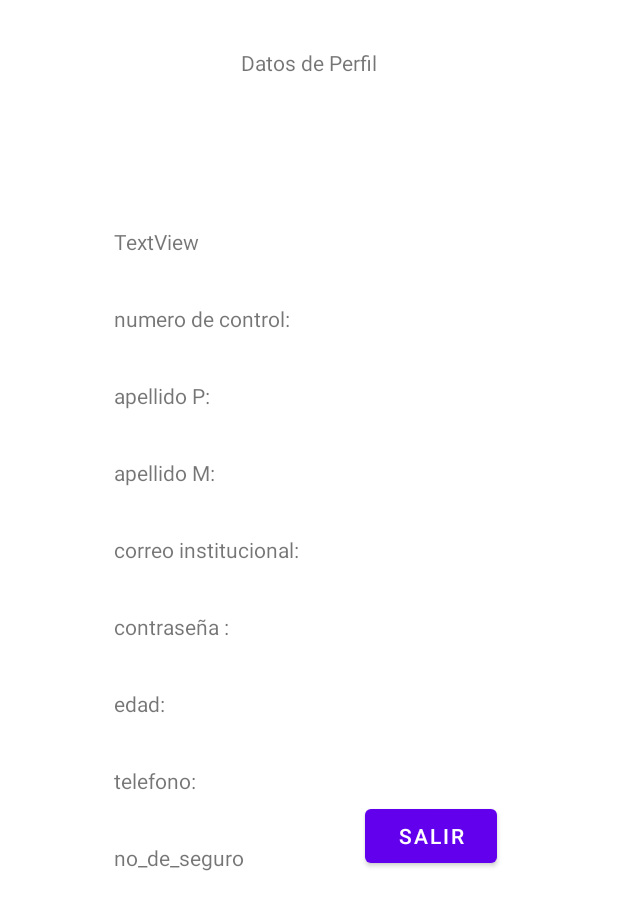
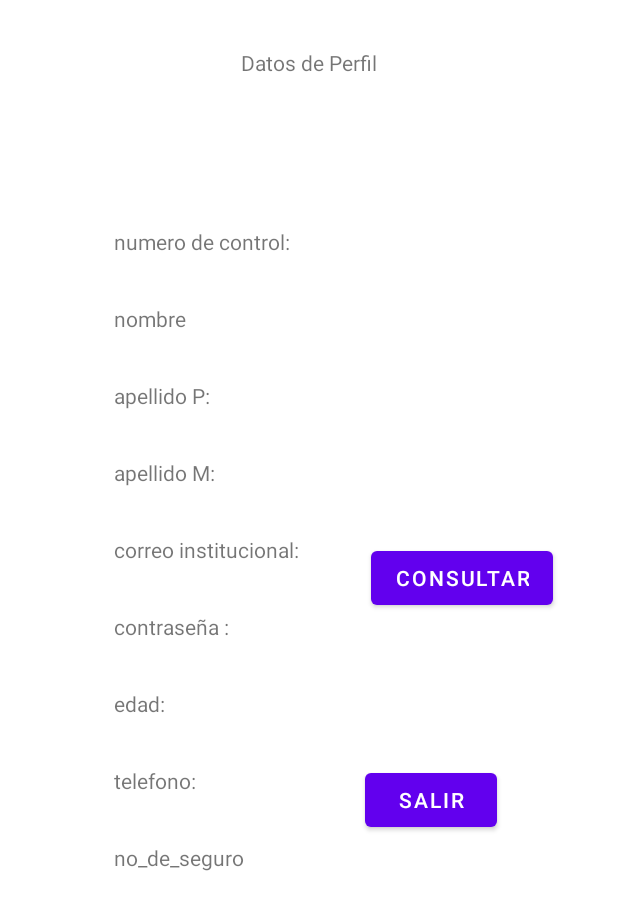
Before and after one commit to RetanaAlvarez/nuevo, an Android app: the layout activity_perfil.xml on its own in the app's theme, with its tools: preview values and no code run, on a phone screen of 412 x 824 dp. Shown: the top 910 px of the screen. Run offline under Robolectric (Android 15) with nearby library versions, the phone set to English and light mode, and no system bars; network calls fail.

```diff
--- a/app/src/main/java/com/example/nuevo/qr.java
+++ b/app/src/main/java/com/example/nuevo/qr.java
@@ -38,7 +38,7 @@ public class qr extends AppCompatActivity  implements  Response.Listener<JSONObj
 
 
         txtBienvenida = (TextView) findViewById(R.id.txtBienvenida);//txtDatos=(TextView)findViewById(R.id.txtBienvenida);
-        String login = "2018150480810";
+        String login = "Esta en condiciones para presentar a la escuela este Usuario";
 
 
         btnGenera.setOnClickListener(new View.OnClickListener() {
--- a/app/src/main/res/layout/activity_perfil.xml
+++ b/app/src/main/res/layout/activity_perfil.xml
@@ -25,10 +25,9 @@
         android:layout_height="wrap_content"
         android:layout_marginStart="76dp"
         android:layout_marginTop="32dp"
-        android:text="@string/id"
+        android:text="nombre"
         app:layout_constraintStart_toStartOf="parent"
-        app:layout_constraintTop_toBottomOf="@+id/textnumero"
-        tools:text="@string/id" />
+        app:layout_constraintTop_toBottomOf="@+id/textnumero" />
 
     <TextView
         android:id="@+id/textapellp"
@@ -112,18 +111,31 @@
         android:layout_height="wrap_content"
         android:layout_marginStart="76dp"
         android:layout_marginTop="100dp"
-        android:text="TextView"
+        android:text="@string/id"
         app:layout_constraintStart_toStartOf="parent"
-        app:layout_constraintTop_toBottomOf="@+id/texttitulo" />
+        app:layout_constraintTop_toBottomOf="@+id/texttitulo"
+        tools:text="@string/id" />
 
     <Button
         android:id="@+id/btnsalir"
         android:layout_width="wrap_content"
         android:layout_height="wrap_content"
+        android:layout_marginBottom="24dp"
         android:onClick="salir"
         android:text="salir"
         app:layout_constraintBottom_toBottomOf="parent"
         app:layout_constraintEnd_toEndOf="parent"
         app:layout_constraintStart_toEndOf="@+id/no_de_seguro" />
 
+    <Button
+        android:id="@+id/buttonnsultar"
+        android:layout_width="wrap_content"
+        android:layout_height="wrap_content"
+        android:layout_marginBottom="100dp"
+        android:text="consultar"
+        app:layout_constraintBottom_toTopOf="@+id/btnsalir"
+        app:layout_constraintEnd_toEndOf="parent"
+        app:layout_constraintHorizontal_bias="0.525"
+        app:layout_constraintStart_toEndOf="@+id/textCorreo" />
+
 </androidx.constraintlayout.widget.ConstraintLayout>
```
Also changed, not shown: app/src/main/java/com/example/nuevo/perfil.java (+36 -35 lines), app/src/main/res/layout/activity_qr.xml (+2 -7 lines), 1 other file.
